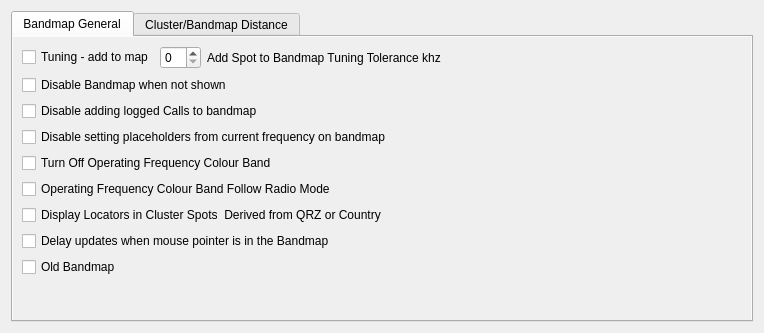
First picture: the form in mqt/MqtLogger/Clusterbandmapconfigure.ui, repository Rsclub22/Minos2-Mirror, before the edit.
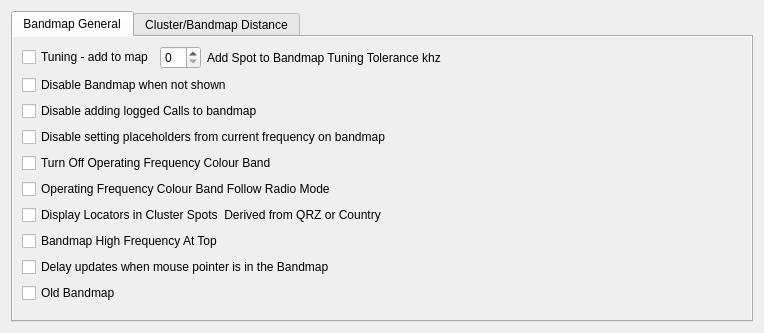
Second picture: the form after the edit.

Commit message: Implement bandmap inverted frequency

Patch:
```diff
--- a/mqt/MqtLogger/Clusterbandmapconfigure.ui
+++ b/mqt/MqtLogger/Clusterbandmapconfigure.ui
@@ -112,6 +112,13 @@
            </property>
           </widget>
          </item>
+         <item>
+          <widget class="QCheckBox" name="invertBandmap">
+           <property name="text">
+            <string>Bandmap High Frequency At Top</string>
+           </property>
+          </widget>
+         </item>
          <item>
           <widget class="QCheckBox" name="mouseInBcb">
            <property name="text">
```
The commit also changes 12 other files.
